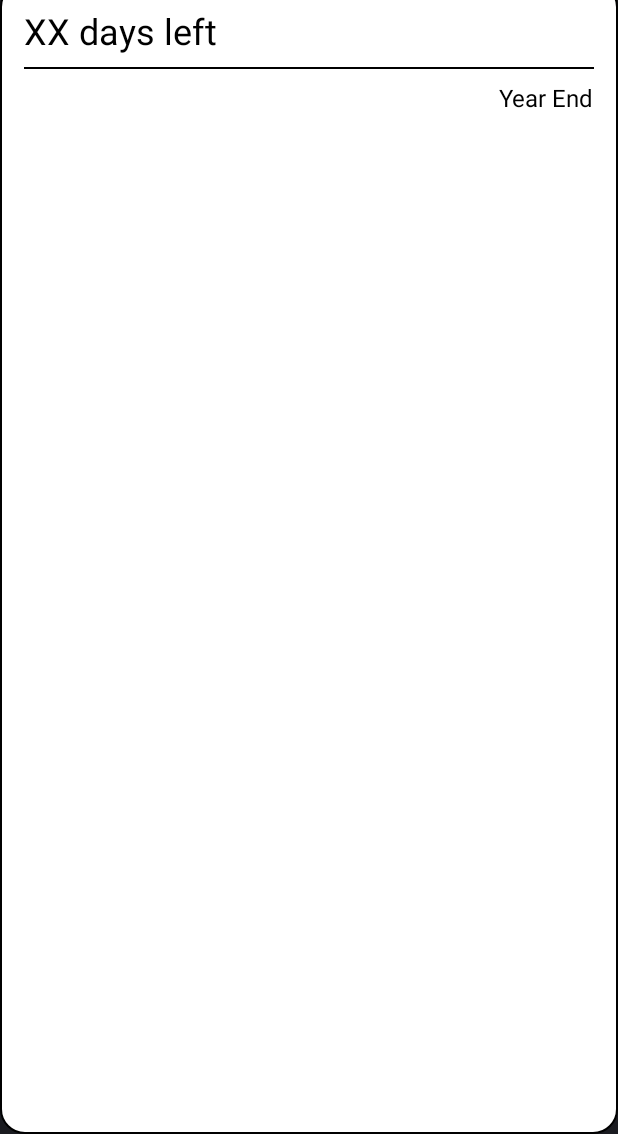
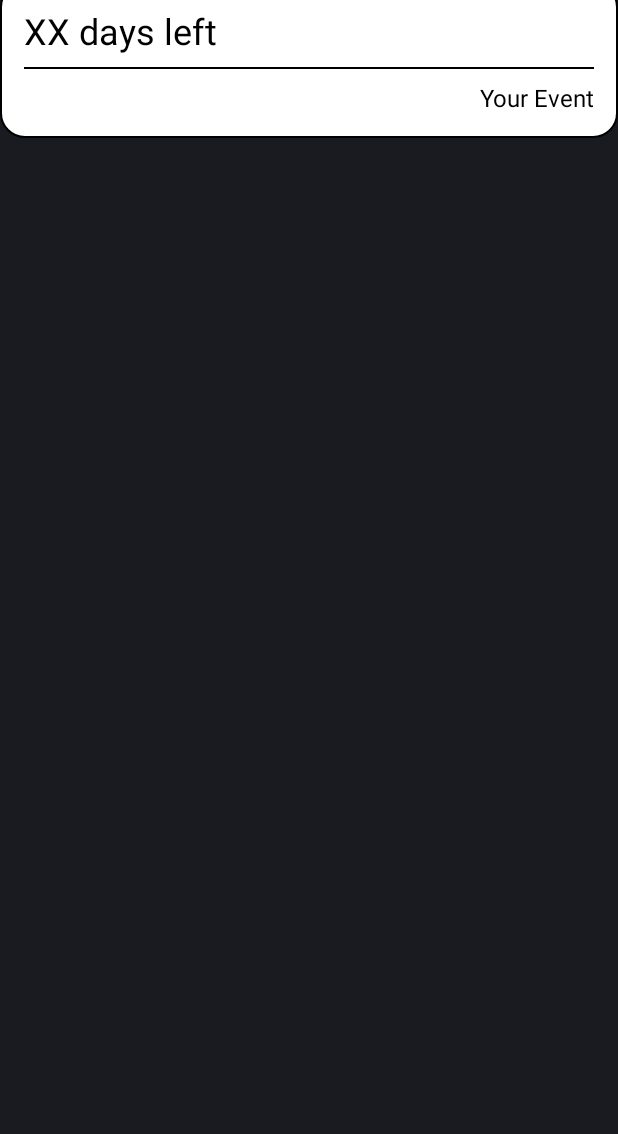
Before and after one commit to Sarthak-2007/CountdownWidgetApp, an Android app: the layout widget_layout.xml on its own in the app's theme, with its tools: preview values and no code run, on a phone screen of 412 x 824 dp, the part 102-1236 px from its top. Run offline under Robolectric (Android 15) with nearby library versions, the phone set to English and light mode, and no system bars.

Commit message:
Update widget_layout.xml

```diff
--- a/app/src/main/res/layout/widget_layout.xml
+++ b/app/src/main/res/layout/widget_layout.xml
@@ -1,10 +1,11 @@
 <?xml version="1.0" encoding="utf-8"?>
 <RelativeLayout xmlns:android="http://schemas.android.com/apk/res/android"
-    android:layout_width="match_parent"
-    android:layout_height="match_parent"
+    android:layout_width="wrap_content"
+    android:layout_height="wrap_content"
     android:background="@drawable/widget_background"
     android:padding="16dp">
 
+    <!-- Days Left Text -->
     <TextView
         android:id="@+id/days_left"
         android:layout_width="wrap_content"
@@ -15,7 +16,8 @@
         android:layout_alignParentStart="true"
         android:fontFamily="sans-serif" />
 
-    <View
+    <!-- Separator (Updated) -->
+    <TextView
         android:id="@+id/separator"
         android:layout_width="match_parent"
         android:layout_height="1dp"
@@ -23,11 +25,12 @@
         android:layout_below="@id/days_left"
         android:layout_marginVertical="8dp" />
 
+    <!-- Custom Text -->
     <TextView
         android:id="@+id/custom_text"
         android:layout_width="wrap_content"
         android:layout_height="wrap_content"
-        android:text="Year End"
+        android:text="Your Event"
         android:textSize="16sp"
         android:textColor="#000000"
         android:layout_below="@id/separator"
```
